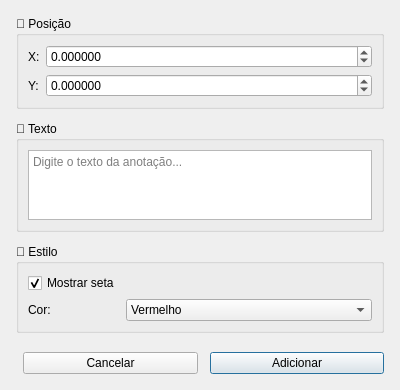
First picture: the form in platform_base/src/platform_base/desktop/ui_files/annotationDialog.ui, repository thiagoarcan/Warp, before the edit.
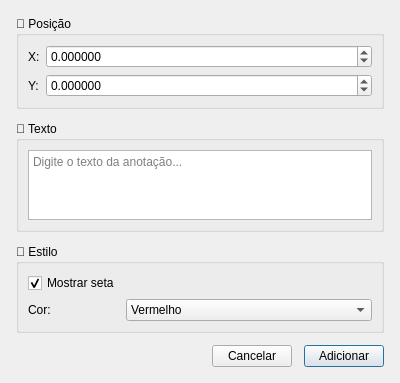
Second picture: the form after the edit.

```diff
--- a/platform_base/src/platform_base/desktop/ui_files/annotationDialog.ui
+++ b/platform_base/src/platform_base/desktop/ui_files/annotationDialog.ui
@@ -171,7 +171,13 @@
      <property name="orientation">
       <enum>Qt::Vertical</enum>
      </property>
-    </spacer>
+           <property name="sizeHint" stdset="0">
+        <size>
+         <width>20</width>
+         <height>40</height>
+        </size>
+       </property>
+      </spacer>
    </item>
    
    <!-- Button Box -->
@@ -182,6 +188,12 @@
        <property name="orientation">
         <enum>Qt::Horizontal</enum>
        </property>
+             <property name="sizeHint" stdset="0">
+        <size>
+         <width>40</width>
+         <height>20</height>
+        </size>
+       </property>
       </spacer>
      </item>
      <item>
```
